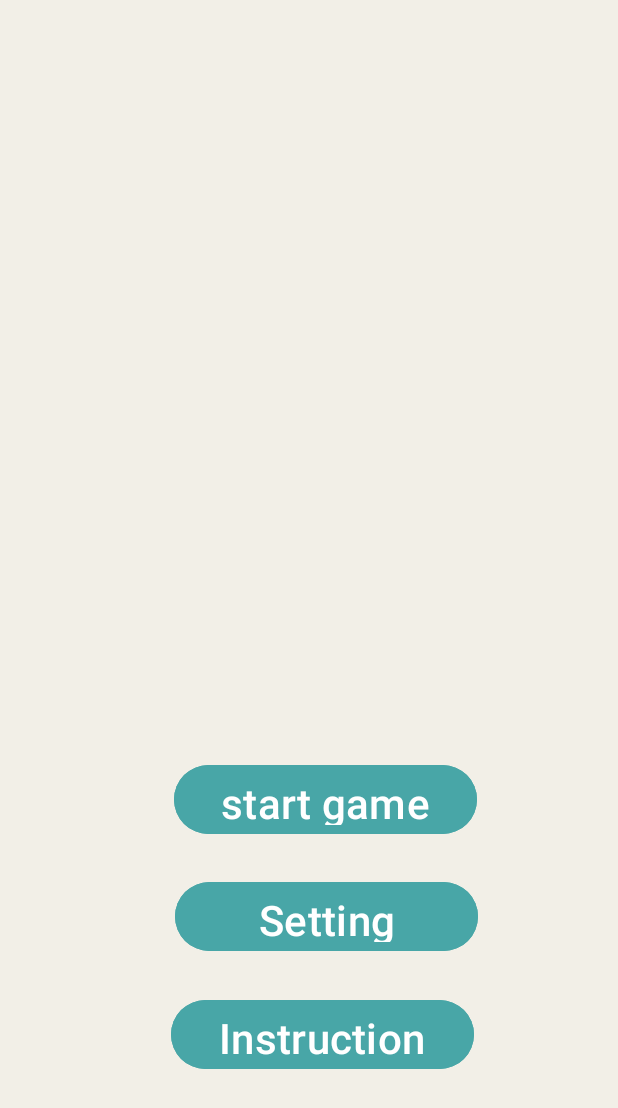
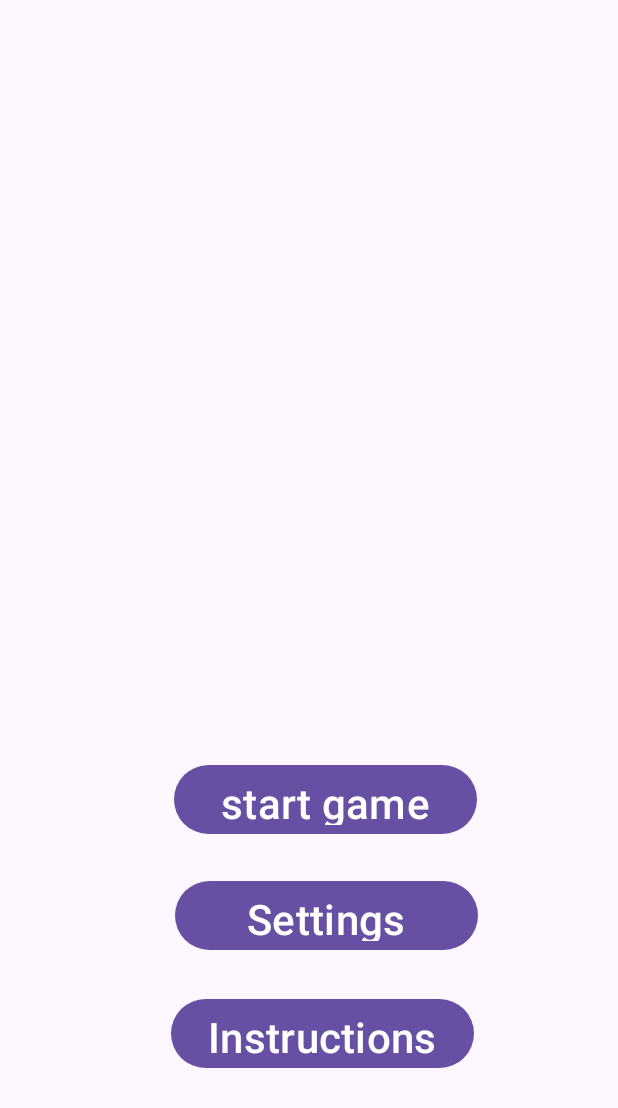
Before and after one commit to eyal454/Trivia, an Android app: the screen it shows after launch (MainActivity), on a phone screen of 412 x 824 dp. Shown: the top 1108 px of the screen. Run offline under Robolectric (Android 15) with nearby library versions, the phone set to English and light mode, and no system bars; our stand-ins replace Firebase (no records; nobody signed in at launch, a user with empty details on screens opened directly); 1 statement that could not run was skipped.

```diff
--- a/app/src/main/AndroidManifest.xml
+++ b/app/src/main/AndroidManifest.xml
@@ -12,6 +12,9 @@
         android:supportsRtl="true"
         android:theme="@style/Theme.Trivia11A"
         tools:targetApi="31">
+        <activity
+            android:name=".Instructions"
+            android:exported="false" />
         <activity
             android:name=".GameActivity"
             android:exported="false" />
--- a/app/src/main/res/layout/activity_main.xml
+++ b/app/src/main/res/layout/activity_main.xml
@@ -6,7 +6,7 @@
     android:layout_width="match_parent"
     android:layout_height="match_parent"
     tools:context=".MainActivity"
-    android:background="#F2EFE7">
+    >
 
 
     <Button
@@ -22,29 +22,28 @@
         app:layout_constraintStart_toStartOf="parent"
         app:layout_constraintTop_toTopOf="parent"
         app:layout_constraintVertical_bias="0.657"
-        android:backgroundTint="#48A6A7"/>
+        />
 
     <Button
         android:id="@+id/onClickSetting"
         android:layout_width="202dp"
         android:layout_height="54dp"
         android:onClick="onClickSetting"
-        android:text="Setting"
+        android:text="Settings"
         android:textSize="28sp"
         app:layout_constraintBottom_toBottomOf="parent"
         app:layout_constraintEnd_toEndOf="parent"
         app:layout_constraintHorizontal_bias="0.555"
         app:layout_constraintStart_toStartOf="parent"
         app:layout_constraintTop_toBottomOf="@+id/btnStart"
-        app:layout_constraintVertical_bias="0.115"
-        android:backgroundTint="#48A6A7"/>
+        app:layout_constraintVertical_bias="0.112" />
 
     <Button
         android:id="@+id/btnInstruction"
         android:layout_width="202dp"
         android:layout_height="54dp"
         android:onClick="onClickInstruction"
-        android:text="Instruction"
+        android:text="Instructions"
         android:textSize="28sp"
         app:layout_constraintBottom_toBottomOf="parent"
         app:layout_constraintEnd_toEndOf="parent"
@@ -52,5 +51,5 @@
         app:layout_constraintStart_toStartOf="parent"
         app:layout_constraintTop_toBottomOf="@+id/onClickSetting"
         app:layout_constraintVertical_bias="0.188"
-        android:backgroundTint="#48A6A7"/>
+        />
 </androidx.constraintlayout.widget.ConstraintLayout>
```
Also changed, not shown: app/src/main/java/com/example/trivia11a/Instructions.java (added, +14 -0 lines), app/src/main/java/com/example/trivia11a/MainActivity.java (+55 -13 lines), app/src/main/res/layout/activity_instructions.xml (added, +14 -0 lines).
